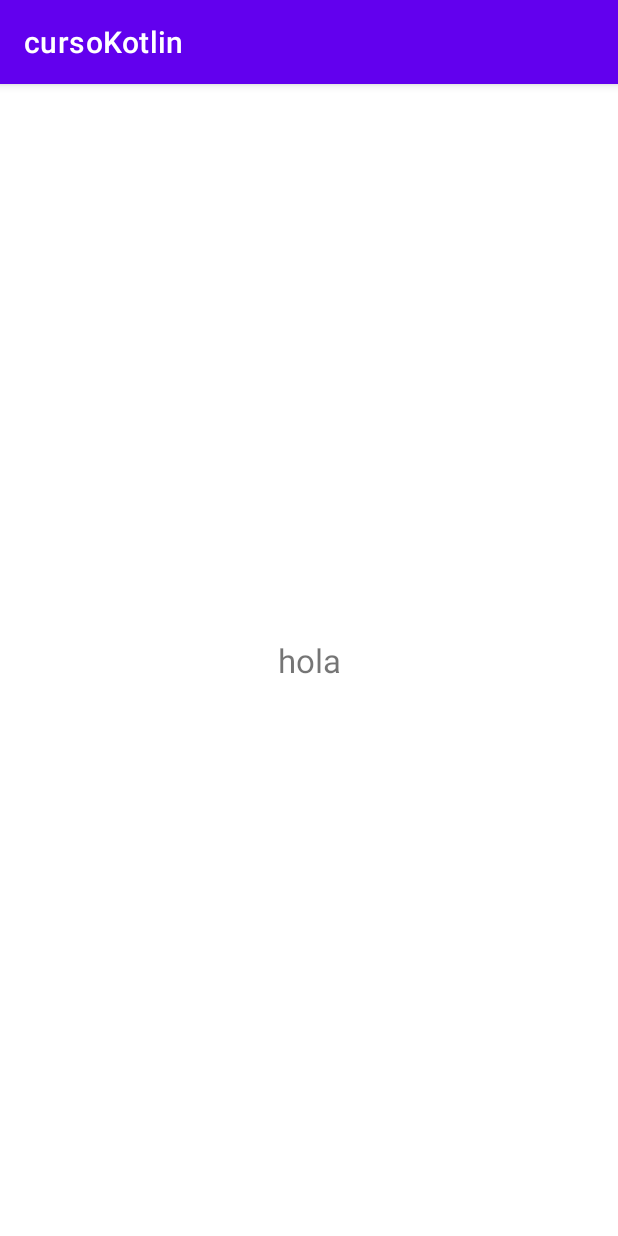
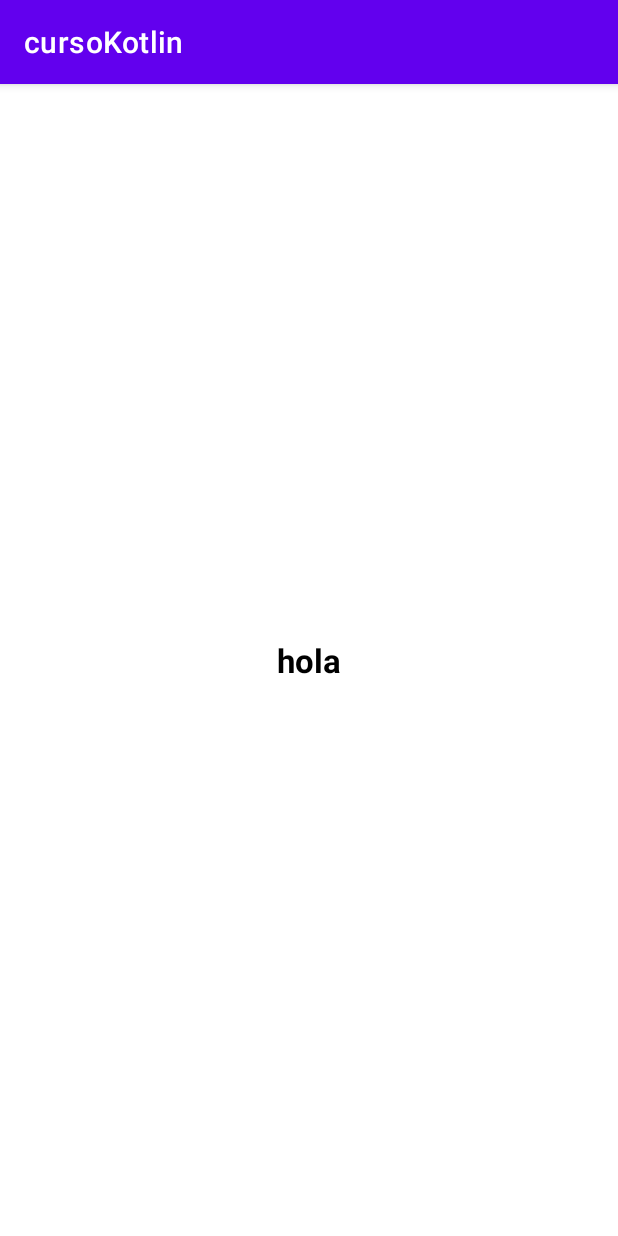
Before and after one commit to josecantero/cursoKotlin, an Android app: the screen it shows after launch (FappActivity), on a phone screen of 412 x 824 dp. Run offline under Robolectric (Android 15) with nearby library versions, the phone set to English and light mode, and no system bars.

Commit message:
se modificó algunas cosas del text layout como práctica

```diff
--- a/app/src/main/res/layout/activity_fapp.xml
+++ b/app/src/main/res/layout/activity_fapp.xml
@@ -12,9 +12,11 @@
         android:layout_height="wrap_content"
         android:textSize="22sp"
         android:text="hola"
+        android:textColor="@color/material_dynamic_neutral0"
+        android:textStyle="bold"
         app:layout_constraintTop_toTopOf="parent"
         app:layout_constraintBottom_toBottomOf="parent"
         app:layout_constraintEnd_toEndOf="parent"
         app:layout_constraintStart_toStartOf="parent"
-        />
+        tools:ignore="HardcodedText" />
 </androidx.constraintlayout.widget.ConstraintLayout>
--- a/gradle/libs.versions.toml
+++ b/gradle/libs.versions.toml
@@ -7,6 +7,8 @@ junitVersion = "1.1.5"
 espressoCore = "3.5.1"
 appcompat = "1.6.1"
 material = "1.10.0"
+activity = "1.8.0"
+constraintlayout = "2.1.4"
 
 [libraries]
 androidx-core-ktx = { group = "androidx.core", name = "core-ktx", version.ref = "coreKtx" }
@@ -15,6 +17,8 @@ androidx-junit = { group = "androidx.test.ext", name = "junit", version.ref = "j
 androidx-espresso-core = { group = "androidx.test.espresso", name = "espresso-core", version.ref = "espressoCore" }
 androidx-appcompat = { group = "androidx.appcompat", name = "appcompat", version.ref = "appcompat" }
 material = { group = "com.google.android.material", name = "material", version.ref = "material" }
+androidx-activity = { group = "androidx.activity", name = "activity", version.ref = "activity" }
+androidx-constraintlayout = { group = "androidx.constraintlayout", name = "constraintlayout", version.ref = "constraintlayout" }
 
 [plugins]
 android-application = { id = "com.android.application", version.ref = "agp" }
```
